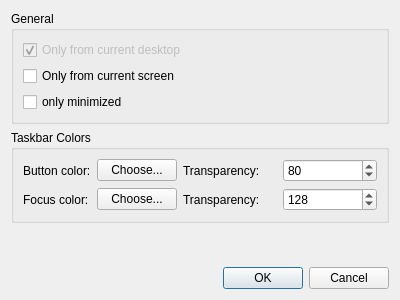
Old version of the form plugins/taskbarapplet/taskbarconfigurationdialog.ui in the repository developing4all/hdepanel.
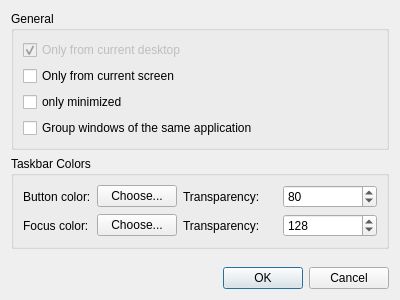
New version of the form.

Commit message: Added windows grouping to taskbar

The edit to the form file:
```diff
--- a/plugins/taskbarapplet/taskbarconfigurationdialog.ui
+++ b/plugins/taskbarapplet/taskbarconfigurationdialog.ui
@@ -47,6 +47,16 @@
         </property>
        </widget>
       </item>
+      <item>
+       <widget class="QCheckBox" name="group_windows">
+        <property name="text">
+         <string>Group windows of the same application</string>
+        </property>
+        <property name="checked">
+         <bool>false</bool>
+        </property>
+       </widget>
+      </item>
      </layout>
     </widget>
    </item>
```
The commit also changes 14 other files.
